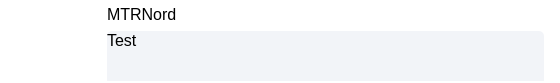
Old version of the form qml/ui/message.ui in the repository Nordgedanken/Morpheus.
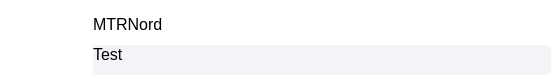
New version of the form. Icons and pictures are not drawn.

Commit message: Fix Scrollbar in timeline, fill all fields of a message, generate kind of generic avatars (not finished yet), add linter (lots to do), cleanup a bit of code

```diff
--- a/qml/ui/message.ui
+++ b/qml/ui/message.ui
@@ -16,23 +16,124 @@
   <property name="styleSheet">
    <string notr="true">background-color:transparent;</string>
   </property>
+  <layout class="QFormLayout" name="formLayout">
+   <property name="horizontalSpacing">
+    <number>0</number>
+   </property>
+   <property name="verticalSpacing">
+    <number>0</number>
+   </property>
+   <property name="leftMargin">
+    <number>0</number>
+   </property>
+   <property name="topMargin">
+    <number>0</number>
+   </property>
+   <property name="rightMargin">
+    <number>0</number>
+   </property>
+   <property name="bottomMargin">
+    <number>0</number>
+   </property>
+   <item row="0" column="0">
+    <widget class="QWidget" name="widget_2" native="true">
+     <property name="sizePolicy">
+      <sizepolicy hsizetype="Fixed" vsizetype="Fixed">
+       <horstretch>0</horstretch>
+       <verstretch>0</verstretch>
+      </sizepolicy>
+     </property>
+     <layout class="QGridLayout" name="gridLayout">
+      <property name="leftMargin">
+       <number>0</number>
+      </property>
+      <property name="topMargin">
+       <number>0</number>
+      </property>
+      <property name="rightMargin">
+       <number>0</number>
+      </property>
+      <property name="bottomMargin">
+       <number>0</number>
+      </property>
+      <property name="spacing">
+       <number>0</number>
+      </property>
+      <item row="0" column="0">
+       <widget class="QWidget" name="widget_3" native="true">
+        <property name="sizePolicy">
+         <sizepolicy hsizetype="Minimum" vsizetype="Minimum">
+          <horstretch>0</horstretch>
+          <verstretch>0</verstretch>
+         </sizepolicy>
+        </property>
+        <property name="minimumSize">
+         <size>
+          <width>84</width>
+          <height>84</height>
+         </size>
+        </property>
+        <widget class="QLabel" name="avatar">
+         <property name="geometry">
+          <rect>
+           <x>0</x>
+           <y>0</y>
+           <width>84</width>
+           <height>84</height>
+          </rect>
+         </property>
+         <property name="sizePolicy">
+          <sizepolicy hsizetype="Preferred" vsizetype="Preferred">
+           <horstretch>0</horstretch>
+           <verstretch>0</verstretch>
+          </sizepolicy>
+         </property>
+         <property name="text">
+          <string/>
+         </property>
+         <property name="pixmap">
+          <pixmap>../../../../../../../Downloads/avatar512.png</pixmap>
+         </property>
+         <property name="scaledContents">
+          <bool>true</bool>
+         </property>
+         <property name="alignment">
+          <set>Qt::AlignCenter</set>
+         </property>
+         <property name="wordWrap">
+          <bool>false</bool>
+         </property>
+        </widget>
+       </widget>
+      </item>
+     </layout>
+    </widget>
+   </item>
+   <item row="0" column="1">
   <widget class="QWidget" name="widget" native="true">
-   <property name="geometry">
-    <rect>
-     <x>107</x>
-     <y>4</y>
-     <width>437</width>
-     <height>77</height>
-    </rect>
-   </property>
+     <layout class="QVBoxLayout" name="verticalLayout">
+      <item>
+       <widget class="QLabel" name="sender">
+        <property name="font">
+         <font>
+          <pointsize>12</pointsize>
+         </font>
+        </property>
+        <property name="text">
+         <string>MTRNord</string>
+        </property>
+        <property name="openExternalLinks">
+         <bool>true</bool>
+        </property>
+       </widget>
+      </item>
+      <item>
    <widget class="QLabel" name="messageContent">
-    <property name="geometry">
-     <rect>
-      <x>0</x>
-      <y>27</y>
-      <width>437</width>
-      <height>54</height>
-     </rect>
+        <property name="sizePolicy">
+         <sizepolicy hsizetype="Expanding" vsizetype="Preferred">
+          <horstretch>0</horstretch>
+          <verstretch>0</verstretch>
+         </sizepolicy>
     </property>
     <property name="font">
      <font>
@@ -62,96 +163,11 @@
      <bool>true</bool>
     </property>
    </widget>
-   <widget class="QLabel" name="Sender">
-    <property name="geometry">
-     <rect>
-      <x>0</x>
-      <y>0</y>
-      <width>437</width>
-      <height>21</height>
-     </rect>
-    </property>
-    <property name="font">
-     <font>
-      <pointsize>12</pointsize>
-     </font>
-    </property>
-    <property name="text">
-     <string>MTRNord</string>
-    </property>
-    <property name="openExternalLinks">
-     <bool>true</bool>
-    </property>
-   </widget>
-  </widget>
-  <widget class="QWidget" name="widget_2" native="true">
-   <property name="geometry">
-    <rect>
-     <x>0</x>
-     <y>0</y>
-     <width>84</width>
-     <height>84</height>
-    </rect>
-   </property>
-   <property name="sizePolicy">
-    <sizepolicy hsizetype="Fixed" vsizetype="Fixed">
-     <horstretch>0</horstretch>
-     <verstretch>0</verstretch>
-    </sizepolicy>
-   </property>
-   <layout class="QGridLayout" name="gridLayout">
-    <property name="leftMargin">
-     <number>0</number>
-    </property>
-    <property name="topMargin">
-     <number>0</number>
-    </property>
-    <property name="rightMargin">
-     <number>0</number>
-    </property>
-    <property name="bottomMargin">
-     <number>0</number>
-    </property>
-    <property name="spacing">
-     <number>0</number>
-    </property>
-    <item row="0" column="0">
-     <widget class="QWidget" name="widget_3" native="true">
-      <property name="sizePolicy">
-       <sizepolicy hsizetype="Preferred" vsizetype="Preferred">
-        <horstretch>0</horstretch>
-        <verstretch>0</verstretch>
-       </sizepolicy>
-      </property>
-      <widget class="QLabel" name="avatar">
-       <property name="geometry">
-        <rect>
-         <x>0</x>
-         <y>0</y>
-         <width>84</width>
-         <height>84</height>
-        </rect>
-       </property>
-       <property name="sizePolicy">
-        <sizepolicy hsizetype="Preferred" vsizetype="Preferred">
-         <horstretch>0</horstretch>
-         <verstretch>0</verstretch>
-        </sizepolicy>
-       </property>
-       <property name="text">
-        <string/>
-       </property>
-       <property name="pixmap">
-        <pixmap>../../../../../../../Downloads/avatar512.png</pixmap>
-       </property>
-       <property name="scaledContents">
-        <bool>true</bool>
-       </property>
-      </widget>
-     </widget>
     </item>
    </layout>
   </widget>
+   </item>
+  </layout>
  </widget>
  <resources/>
  <connections/>
```
Left out of the diff: 3 changed lines with no effect on the pictures. Lines whose indentation alone changed are shown as unchanged. The commit also changes 10 other files.
